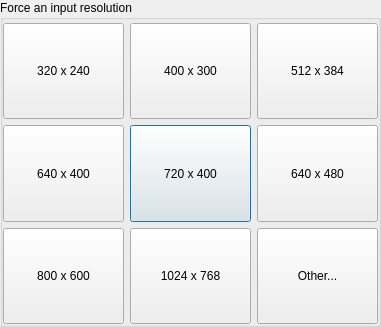
First picture: the form in src/display/qt/dialogs/ui/input_resolution_dialog.ui, repository mrehkopf/vcs, before the edit.
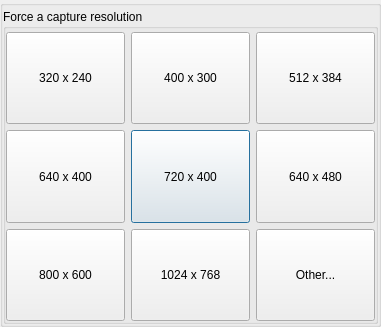
Second picture: the form after the edit.

Commit message:
gui/dialogs: Unify layout
All dialogs should have a main group box inside which the dialog's group
boxes are placed.

What changed in the file:
```diff
--- a/src/display/qt/dialogs/ui/input_resolution_dialog.ui
+++ b/src/display/qt/dialogs/ui/input_resolution_dialog.ui
@@ -13,15 +13,36 @@
   <property name="windowTitle">
    <string>Dialog</string>
   </property>
+  <layout class="QVBoxLayout" name="verticalLayout_3">
+   <property name="spacing">
+    <number>0</number>
+   </property>
+   <property name="leftMargin">
+    <number>0</number>
+   </property>
+   <property name="topMargin">
+    <number>0</number>
+   </property>
+   <property name="rightMargin">
+    <number>0</number>
+   </property>
+   <property name="bottomMargin">
+    <number>0</number>
+   </property>
+   <item>
+    <widget class="QGroupBox" name="groupBox_main">
+     <property name="title">
+      <string/>
+     </property>
   <layout class="QVBoxLayout" name="verticalLayout_2">
    <property name="spacing">
-    <number>0</number>
+       <number>3</number>
    </property>
    <property name="leftMargin">
     <number>0</number>
    </property>
    <property name="topMargin">
-    <number>0</number>
+       <number>3</number>
    </property>
    <property name="rightMargin">
     <number>0</number>
@@ -32,7 +53,7 @@
    <item>
     <widget class="QGroupBox" name="groupBox">
      <property name="title">
-      <string>Force an input resolution</string>
+         <string>Force a capture resolution</string>
      </property>
      <layout class="QVBoxLayout" name="verticalLayout">
       <property name="spacing">
@@ -192,6 +213,9 @@
            <property name="text">
             <string>Other...</string>
            </property>
+             </widget>
+            </item>
+           </layout>
           </widget>
          </item>
         </layout>
```
Lines whose indentation alone changed are shown as unchanged. The commit also changes 13 other files.
